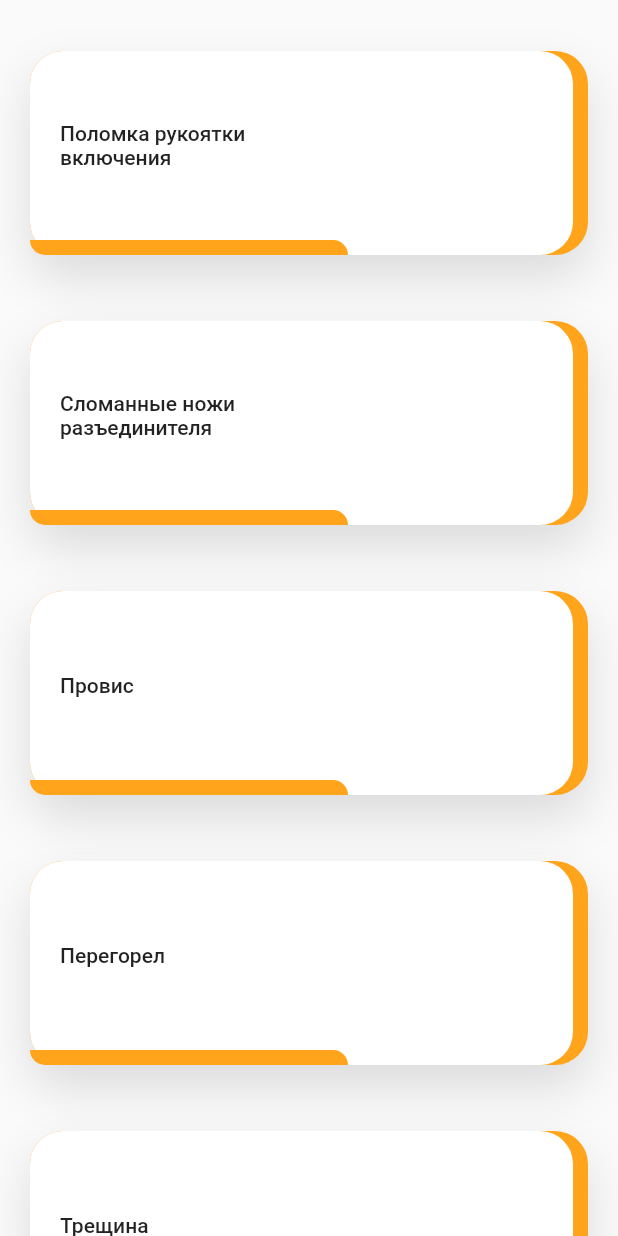
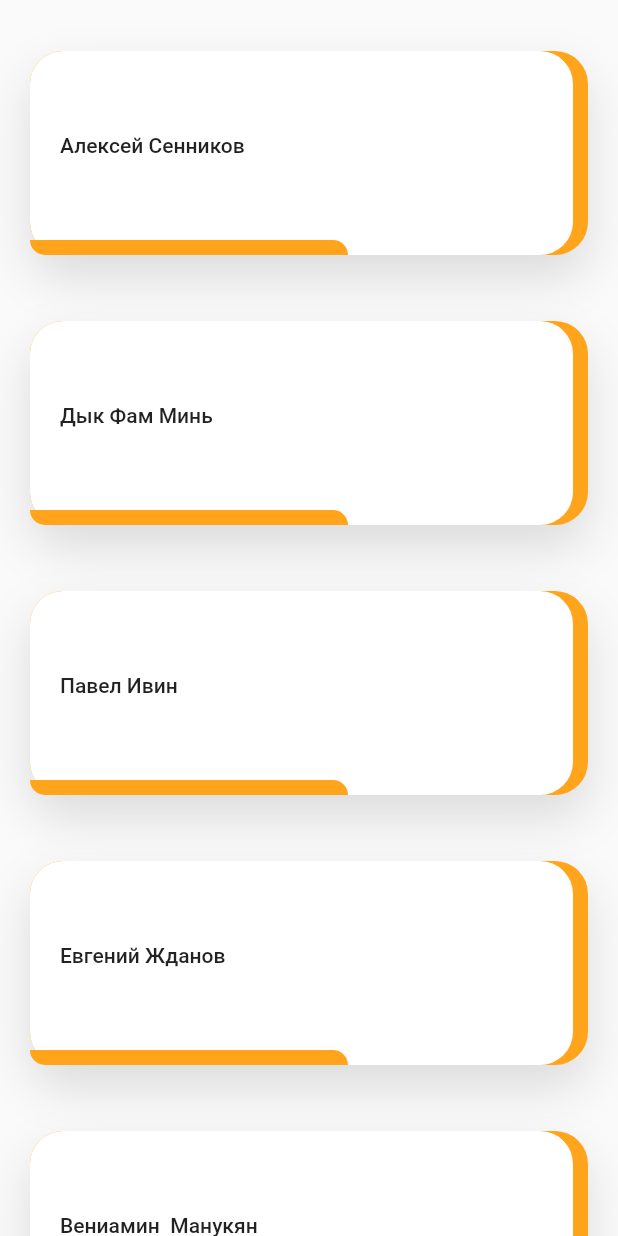
Before and after one commit to Smart-Food/stinger-tracker, a Flutter app: the screen it shows after launch, swiped to page 2, on a phone screen of 412 x 824 dp. Run offline on Flutter 3.47's test engine with Material 2 defaults, Android fonts, the phone set to English and light mode, and no system bars; our stand-ins replace camera, cloud_firestore, csv, firebase_core, flutter_svg, shared_preferences and 2 more; missing offline and left inert: esys_flutter_share, speech_recognition; accounts and stored records are empty; project files that could hold a hidden picture were left out.

Commit message:
masterform and 2 csv

```diff
--- a/lib/camera/preview_screen.dart
+++ b/lib/camera/preview_screen.dart
@@ -7,7 +7,7 @@ import 'package:flutter/material.dart';
 import 'package:flutter/services.dart';
 import 'package:path/path.dart';
 import 'package:stinger_tracker/form.dart';
-
+import 'package:stinger_tracker/csv_operations.dart';
 class PreviewScreen extends StatefulWidget{
   final String imgPath;
 
@@ -44,7 +44,7 @@ class _PreviewScreenState extends State<PreviewScreen>{
                     onPressed: (){
                       getBytesFromFile().then((bytes){
                         Share.file('Share via', basename(widget.imgPath), bytes.buffer.asUint8List(),'image/path');
-                        MaterialPageRoute(builder: (context) => DropdownScreen());
+                        MaterialPageRoute(builder: (context) => DropdownScreen(Storage('list.csv')));
                       });
                     },
                   ),
--- a/lib/csv_operations.dart
+++ b/lib/csv_operations.dart
@@ -3,6 +3,8 @@ import 'dart:io';
 import 'package:flutter/material.dart';
 import 'package:path_provider/path_provider.dart';
 class Storage {
+  String file_name;
+  Storage(this.file_name);
   Future<String> get localPath async {
     final dir = await getApplicationDocumentsDirectory();
     return dir.path;
@@ -10,7 +12,7 @@ class Storage {
 
   Future<File> get localFile async {
     final path = await localPath;
-    return File('$path/list.csv');
+    return File('$path/$file_name');
   }
 
   Future<String> readData() async {
--- a/lib/form.dart
+++ b/lib/form.dart
@@ -5,6 +5,7 @@ import 'camera/camera_screen.dart';
 import 'constants.dart';
 import 'fade_animation.dart';
 import 'package:stinger_tracker/csv_operations.dart';
+import 'package:csv/csv.dart';
 class Item {
   String name;
   String object;
@@ -222,14 +223,14 @@ class DropdownScreenState extends State<DropdownScreen> {
               child: Text('Сохранить данные и сделать снимок'),
                 onPressed: () {
                   List<List> inspection = [
-                    [users[index].name, selectedUser.damage[0]]
+                    [users[0].name, users[0].damage[0]]
                   ];
                   String csv = const ListToCsvConverter(textDelimiter: '|').convert(inspection);
                   //print(csv);
                   widget.storage.writeData(csv);
                   widget.storage.readData().then((contents) {
                     setState(() {
-                      fileContents = contents;
+                      //fileContents = contents;
                     });
                     print(contents);
                   });
--- a/lib/main.dart
+++ b/lib/main.dart
@@ -2,9 +2,9 @@ import 'package:flutter/material.dart';
 import 'package:firebase_core/firebase_core.dart';
 import 'package:stinger_tracker/form.dart';
 import 'package:stinger_tracker/speech_recognition.dart';
-
+import 'csv_operations.dart';
 import 'Screens/loginsignup/loginsignup_screen.dart';
-
+import 'masterform.dart';
 void main() async {
   WidgetsFlutterBinding.ensureInitialized();
   await Firebase.initializeApp();
@@ -22,7 +22,7 @@ class MyApp extends StatelessWidget {
         primarySwatch: Colors.blue,
         visualDensity: VisualDensity.adaptivePlatformDensity,
       ),
-      home: DropdownScreen(Storage()), //DropdownScreen LoginSignupScreen
+      home: MasterDropdownScreen(Storage('list.csv')), //DropdownScreen LoginSignupScreen
     );
   }
 }
--- /dev/null
+++ b/lib/masterform.dart
@@ -0,0 +1,243 @@
+import 'dart:io';
+
+import 'package:flutter/material.dart';
+import 'package:stinger_tracker/Screens/home/home_screen.dart';
+import 'camera/camera_screen.dart';
+import 'constants.dart';
+import 'fade_animation.dart';
+import 'package:stinger_tracker/csv_operations.dart';
+import 'package:csv/csv.dart';
+class Item {
+  String name;
+  String object;
+  DateTime startDate, endDate;
+  Icon icon;
+  List<String> worker;
+  int isSelected = 0;
+  Item({this.name,this.icon, this.worker, this.object, this.startDate, this.endDate, this.isSelected});
+}
+
+
+
+class MasterDropdownScreen extends StatefulWidget {
+  Storage storage = Storage('tasks.csv');
+  MasterDropdownScreen(this.storage) : super();
+  State createState() => MasterDropdownScreenState();
+}
+
+class MasterDropdownScreenState extends State<MasterDropdownScreen> {
+  File imageFile;
+  List<Item> users = <Item>[
+    Item(name: 'ВЛ 10 кВ ТП №265- ТП № 240', worker: ['Алексей Сенников']),
+    Item(name: 'ВЛ 13 кВ ТП №228- ТП № 210', worker: ['Дык Фам Минь']),
+    Item(name: 'ВЛ 33 кВ ТП №520- ТП № 510', worker: ['Павел Ивин']),
+    Item(name: 'ВЛ 5 кВ ТП №80- ТП № 65', worker: ['Евгений Жданов']),
+    Item(name: 'ВЛ 23 кВ ТП №144- ТП № 130', worker: ['Вениамин  Манукян']),
+  ];
+  @override
+  Widget build(BuildContext context) {
+    PageController pageController = PageController(initialPage: 0);
+    Size size = MediaQuery.of(context).size;
+
+      return Scaffold(
+        // appBar: AppBar(
+        //   title: Text('Обход'),),
+        body: PageView(
+          controller: pageController,
+          scrollDirection: Axis.horizontal,
+          children: [
+            ListView.builder(
+                itemCount: users.length,
+                itemBuilder: (context, index) => FadeAnimation(0 + 0.1 * index,
+                    Container(
+                      margin: EdgeInsets.symmetric(
+                        horizontal: kDefaultPadding,
+                        vertical: kDefaultPadding / 2,
+                      ),
+                      // color: Colors.blueAccent,
+                      height: 160,
+                      child: InkWell(
+                        onTap: () {
+                          setState(() {
+                            if (users[index].isSelected == 0)
+                              users[index].isSelected = 1;
+                            else
+                              users[index].isSelected = 0;
+                          });
+                          // pageController.animateToPage(1,
+                          //     duration: Duration(milliseconds: 250),
+                          //     curve: Curves.bounceOut);
+                        },
+                        child: Stack(
+                          alignment: Alignment.bottomCenter,
+                          children: <Widget>[
+                            // Those are our background
+                            Container(
+                              height: 136,
+                              decoration: BoxDecoration(
+                                borderRadius: BorderRadius.circular(22),
+                                color: users[index].isSelected == 1 ? kBlueColor : kSecondaryColor,
+                                boxShadow: [kDefaultShadow],
+                              ),
+                              child: Container(
+                                margin: EdgeInsets.only(right: 10),
+                                decoration: BoxDecoration(
+                                  color: Colors.lime[50],
+                                  borderRadius: BorderRadius.circular(22),
+                                ),
+                              ),
+                            ),
+                            // our product image
+                            // Product title and price
+                            Positioned(
+                              bottom: 0,
+                              left: 0,
+                              child: SizedBox(
+                                height: 136,
+                                // our image take 200 width, thats why we set out total width - 200
+                                width: size.width - 200,
+                                child: Column(
+                                  crossAxisAlignment: CrossAxisAlignment.start,
+                                  children: <Widget>[
+                                    Spacer(),
+                                    Padding(
+                                      padding: const EdgeInsets.symmetric(
+                                          horizontal: kDefaultPadding),
+                                      child: Text(
+                                        users[index].name,
+                                        style: Theme.of(context).textTheme.button,
+                                      ),
+                                    ),
+                                    // it use the available space
+                                    Spacer(),
+                                    Container(
+                                      padding: EdgeInsets.symmetric(
+                                        horizontal: kDefaultPadding * 1.5, // 30 padding
+                                        vertical: kDefaultPadding / 4, // 5 top and bottom
+                                      ),
+                                      decoration: BoxDecoration(
+                                        color: kSecondaryColor,
+                                        borderRadius: BorderRadius.only(
+                                          bottomLeft: Radius.circular(22),
+                                          topRight: Radius.circular(22),
+                                        ),
+                                      ),
+                                    ),
+                                  ],
+                                ),
+                              ),
+                            ),
+                          ],
+                        ),
+                      ),
+                    )
+                )
+          ),
+            ListView.builder(
+                itemCount: users.length,
+                itemBuilder: (context, index) => FadeAnimation(0 + 0.1 * index,
+                    Container(
+                      margin: EdgeInsets.symmetric(
+                        horizontal: kDefaultPadding,
+                        vertical: kDefaultPadding / 2,
+                      ),
+                      // color: Colors.blueAccent,
+                      height: 160,
+                      child: InkWell(
+                        onTap: () {
+                          setState(() {
+                            if (users[index].isSelected == 0)
+                              users[index].isSelected = 1;
+                            else
+                              users[index].isSelected = 0;
+                          });
+                          // pageController.animateToPage(1,
+                          //     duration: Duration(milliseconds: 250),
+                          //     curve: Curves.bounceOut);
+                        },
+                        child: Stack(
+                          alignment: Alignment.bottomCenter,
+                          children: <Widget>[
+                            // Those are our background
+                            Container(
+                              height: 136,
+                              decoration: BoxDecoration(
+                                borderRadius: BorderRadius.circular(22),
+                                color: users[index].isSelected == 1 ? kBlueColor : kSecondaryColor,
+                                boxShadow: [kDefaultShadow],
+                              ),
+                              child: Container(
+                                margin: EdgeInsets.only(right: 10),
+                                decoration: BoxDecoration(
+                                  color: Colors.white,
+                                  borderRadius: BorderRadius.circular(22),
+                                ),
+                              ),
+                            ),
+                            // our product image
+                            // Product title and price
+                            Positioned(
+                              bottom: 0,
+                              left: 0,
+                              child: SizedBox(
+                                height: 136,
+                                // our image take 200 width, thats why we set out total width - 200
+                                width: size.width - 200,
+                                child: Column(
+                                  crossAxisAlignment: CrossAxisAlignment.start,
+                                  children: <Widget>[
+                                    Spacer(),
+                                    Padding(
+                                      padding: const EdgeInsets.symmetric(
+                                          horizontal: kDefaultPadding),
+                                      child: Text(
+                                        users[index].worker[0],
+                                        style: Theme.of(context).textTheme.button,
+                                      ),
+                                    ),
+                                    // it use the available space
+                                    Spacer(),
+                                    Container(
+                                      padding: EdgeInsets.symmetric(
+                                        horizontal: kDefaultPadding * 1.5, // 30 padding
+                                        vertical: kDefaultPadding / 4, // 5 top and bottom
+                                      ),
+                                      decoration: BoxDecoration(
+                                        color: kSecondaryColor,
+                                        borderRadius: BorderRadius.only(
+                                          bottomLeft: Radius.circular(22),
+                                          topRight: Radius.circular(22),
+                                        ),
+                                      ),
+                                    ),
+                                  ],
+                                ),
+                              ),
+                            ),
+                          ],
+                        ),
+                      ),
+                    )
+                )
+            ),
+            FlatButton(
+              child: Text('Сохранить данные и перейти на главный экран'),
+                onPressed: () {
+                  List<List> task = [
+                    [users[0].name, users[0].worker[0]]
+                  ];
+                  String csv = const ListToCsvConverter(textDelimiter: '|').convert(task);
+                  //print(csv);
+                  widget.storage.writeData(csv);
+                  //widget.storage.localPath.then((s){print(s);});
+              Navigator.push(
+                context,
+                MaterialPageRoute(builder: (context) => HomeScreen()),
+              );
+            })
+          ],
+        )
+
+      );
+  }
+}
--- a/pubspec.yaml
+++ b/pubspec.yaml
@@ -28,7 +28,7 @@ dependencies:
   # The following adds the Cupertino Icons font to your application.
   # Use with the CupertinoIcons class for iOS style icons.
   cupertino_icons: ^1.0.0
-  flutter_svg: ^0.19.0
+  flutter_svg: ^0.17.0
   simple_animations: ^2.2.3
   firebase_core: ^0.5.0
   cloud_firestore: ^0.14.1+3
@@ -38,11 +38,11 @@ dependencies:
   path_provider: ^1.6.21
   camera: ^0.5.8+9
   esys_flutter_share: ^1.0.2
+  csv:
 
 dev_dependencies:
   flutter_test:
     sdk: flutter
-  path_provider:
 # For information on the generic Dart part of this file, see the
 # following page: https://dart.dev/tools/pub/pubspec
 
```
Also changed, not shown: assets/images/check.svg, 2 other files.
